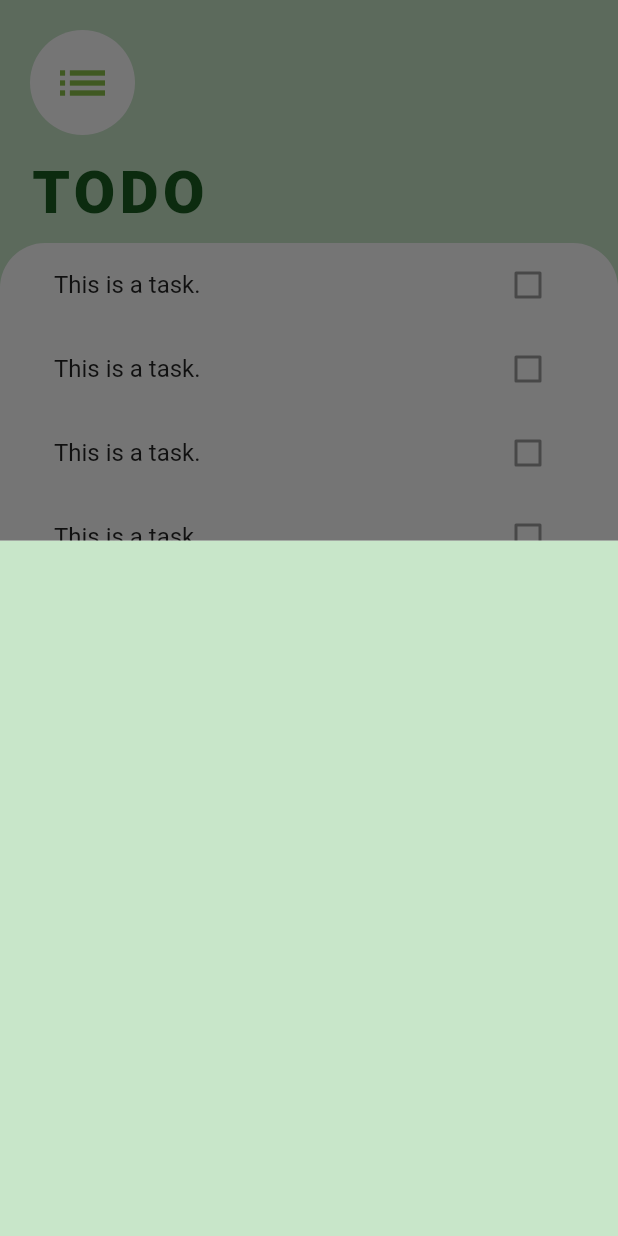
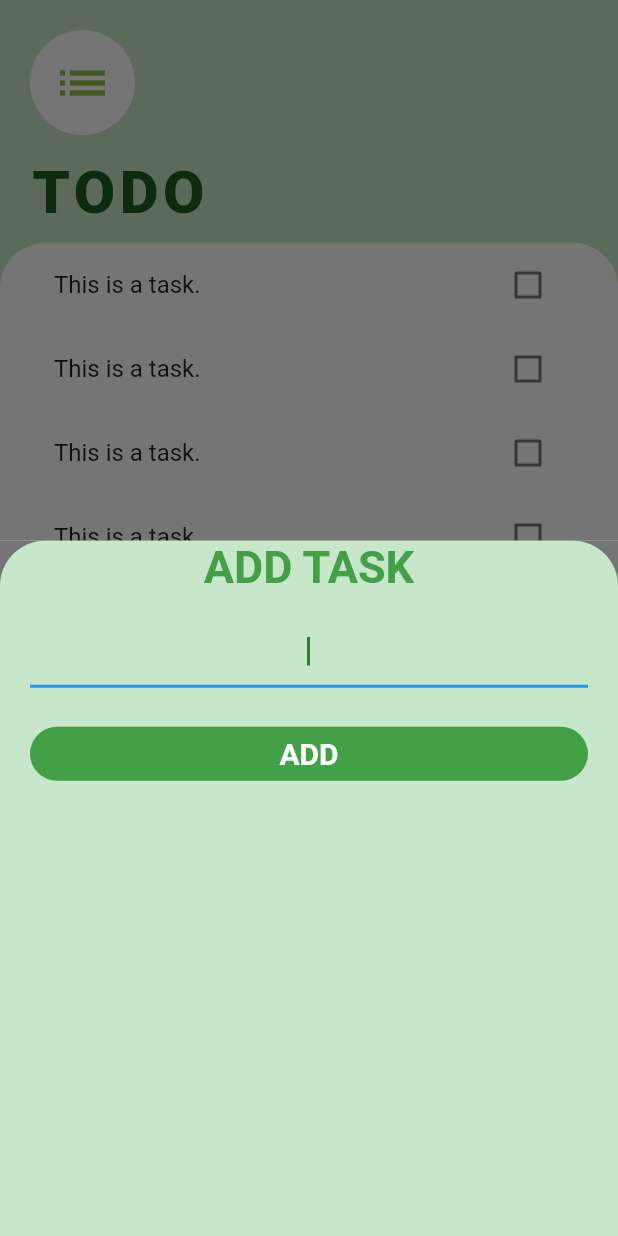
Before and after one commit to debajyatibanerjee0002/TODO, a Flutter app: the screen it shows after launch, after a tap on the "add circle" icon, on a phone screen of 412 x 824 dp. Run offline on Flutter 3.47's test engine with Material 2 defaults, Android fonts, the light colour scheme and no system bars.

Commit message:
add cheakBox and add item

```diff
--- a/lib/main.dart
+++ b/lib/main.dart
@@ -9,7 +9,7 @@ class MyApp extends StatelessWidget {
   @override
   Widget build(BuildContext context) {
     return MaterialApp(
-      theme: ThemeData(primaryColor: Colors.lightGreenAccent),
+      theme: ThemeData(primaryColor: Colors.green[500]),
       debugShowCheckedModeBanner: false,
       home: TaskScreen(),
     );
--- /dev/null
+++ b/lib/screens/add_task_screen.dart
@@ -0,0 +1,61 @@
+import 'package:flutter/material.dart';
+
+class AddTaskScreen extends StatelessWidget {
+  @override
+  Widget build(BuildContext context) {
+    return Container(
+      color: Color(0xff757575),
+      child: Container(
+        decoration: BoxDecoration(
+          color: Colors.green[100],
+          borderRadius: BorderRadius.only(
+              topLeft: Radius.circular(30), topRight: Radius.circular(30)),
+        ),
+        child: Padding(
+          padding: const EdgeInsets.symmetric(horizontal: 20.0),
+          child: Column(
+            crossAxisAlignment: CrossAxisAlignment.stretch,
+            children: [
+              Text(
+                'ADD TASK',
+                textAlign: TextAlign.center,
+                style: TextStyle(
+                  fontSize: 30,
+                  fontWeight: FontWeight.bold,
+                  color: Colors.green[600],
+                ),
+              ),
+              SizedBox(
+                height: 15,
+              ),
+              TextField(
+                textAlign: TextAlign.center,
+                autofocus: true,
+                cursorColor: Colors.green[800],
+              ),
+              SizedBox(
+                height: 20,
+              ),
+              FlatButton(
+                shape: RoundedRectangleBorder(
+                  borderRadius: BorderRadius.circular(30),
+                ),
+                minWidth: 40,
+                color: Colors.green[600],
+                onPressed: () {},
+                child: Text(
+                  'ADD',
+                  style: TextStyle(
+                    fontSize: 20,
+                    fontWeight: FontWeight.bold,
+                    color: Colors.white,
+                  ),
+                ),
+              ),
+            ],
+          ),
+        ),
+      ),
+    );
+  }
+}
--- a/lib/screens/task_screen.dart
+++ b/lib/screens/task_screen.dart
@@ -1,12 +1,11 @@
 import 'package:flutter/material.dart';
+import 'package:todo/screens/add_task_screen.dart';
 import 'package:todo/widgets/task_list.dart';
 
 class TaskScreen extends StatelessWidget {
-  Widget buildBottomSheet(BuildContext context) {
-    return Container(
-      color: Colors.green[100],
-    );
-  }
+  // Widget buildBottomSheet(BuildContext context) => Container(
+  //     color: Colors.green[100],
+  //   );
 
   @override
   Widget build(BuildContext context) {
@@ -65,7 +64,8 @@ class TaskScreen extends StatelessWidget {
           backgroundColor: Colors.greenAccent[700],
           hoverColor: Colors.green[700],
           onPressed: () {
-            showModalBottomSheet(context: context, builder: buildBottomSheet);
+            showModalBottomSheet(
+                context: context, builder: (context) => AddTaskScreen());
           },
           label: Icon(
             Icons.add_circle,
--- a/lib/widgets/task_tile.dart
+++ b/lib/widgets/task_tile.dart
@@ -5,9 +5,29 @@ class TaskTile extends StatelessWidget {
   Widget build(BuildContext context) {
     return ListTile(
       title: Text('This is a task.'),
-      trailing: Checkbox(
-        value: false,
-      ),
+      trailing: TaskCheckBox(),
     );
   }
 }
+
+class TaskCheckBox extends StatefulWidget {
+  @override
+  _TaskCheckBoxState createState() => _TaskCheckBoxState();
+}
+
+class _TaskCheckBoxState extends State<TaskCheckBox> {
+  bool isChecked = false;
+
+  @override
+  Widget build(BuildContext context) {
+    return Checkbox(
+      activeColor: Colors.green,
+      value: isChecked,
+      onChanged: (newValue) {
+        setState(() {
+          isChecked = newValue;
+        });
+      },
+    );
+  }
+}
```
